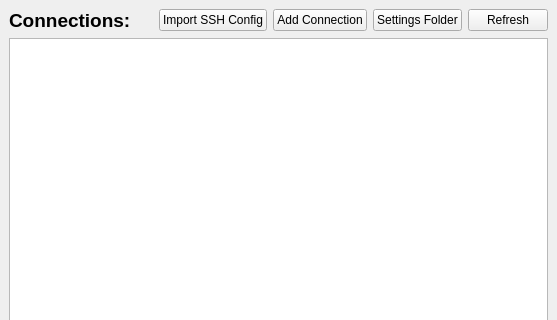
Above: src/ui/remote_db_dockwidget_base.ui from lymperis-e/qgis_remote_db_plugin before the change; both pictures show x 0 to 557 and y 0 to 320 of the 557 by 500 pixel window. Below: the same form after it.
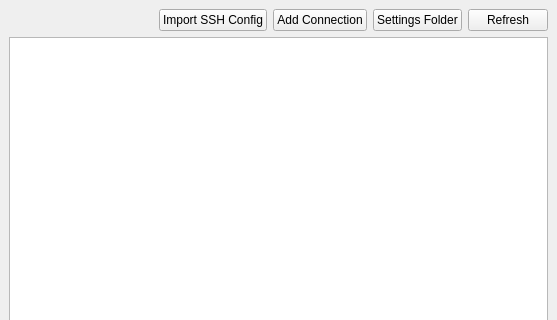
That is the form after the change.

Commit message: rm connections label, not needed

The edit to the form file:
```diff
--- a/src/ui/remote_db_dockwidget_base.ui
+++ b/src/ui/remote_db_dockwidget_base.ui
@@ -33,20 +33,7 @@
                 </size>
             </property>
             <layout class="QGridLayout" name="gridLayout">
-                <item row="0" column="0">
-                    <widget class="QLabel" name="label">
-                        <property name="font">
-                            <font>
-                                <pointsize>14</pointsize>
-                                <weight>75</weight>
-                                <bold>true</bold>
-                            </font>
-                        </property>
-                        <property name="text">
-                            <string>Connections:</string>
-                        </property>
-                    </widget>
-                </item>
+
                 <item row="0" column="4">
                     <widget class="QPushButton" name="open_settings_dir_btn">
                         <property name="text">
```
